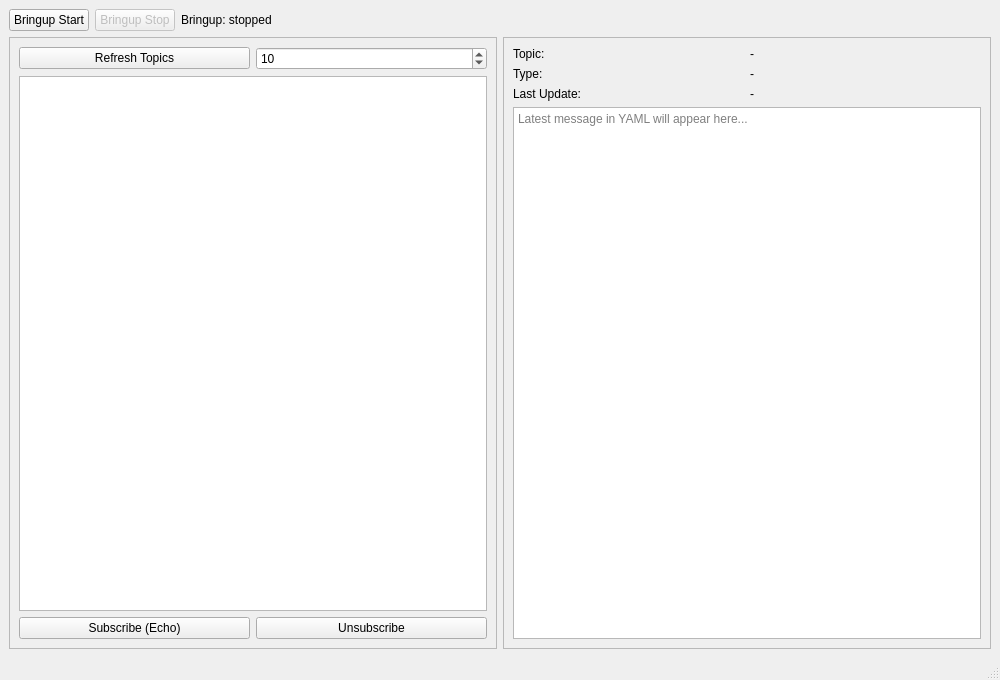
Qt form ui/mu_ui.ui (Huni0128/mu_test) before a commit.
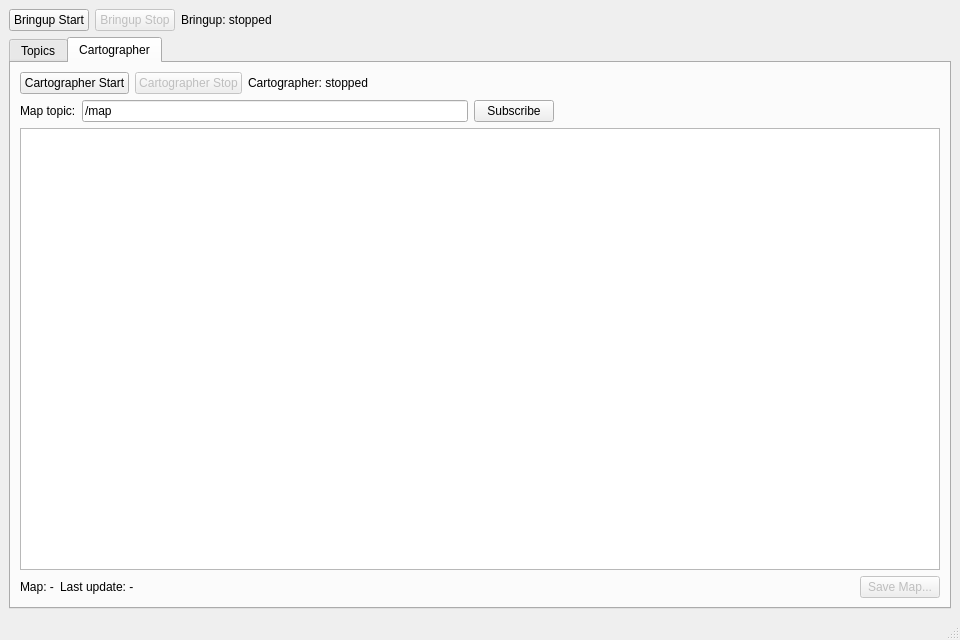
The same form after that commit. The open tabs and pages were chosen to show the change.

Commit message: feat: ros2 cartographer pkg pyqt 시각화

Patch:
```diff
--- a/ui/mu_ui.ui
+++ b/ui/mu_ui.ui
@@ -3,7 +3,12 @@
  <class>MuMainWindow</class>
  <widget class="QMainWindow" name="MuMainWindow">
   <property name="geometry">
-   <rect><x>0</x><y>0</y><width>1000</width><height>680</height></rect>
+   <rect>
+    <x>0</x>
+    <y>0</y>
+    <width>960</width>
+    <height>640</height>
+   </rect>
   </property>
   <property name="windowTitle">
    <string>mu_ui - Bringup &amp; Topic Viewer</string>
@@ -38,6 +43,16 @@
     </item>
 
     <item>
+     <widget class="QTabWidget" name="tabWidget">
+      <property name="currentIndex">
+       <number>0</number>
+      </property>
+
+      <!-- Topics Tab -->
+      <widget class="QWidget" name="tabTopics">
+       <attribute name="title">
+        <string>Topics</string>
+       </attribute>
      <layout class="QHBoxLayout" name="horizontalLayout_body">
       <!-- Left panel -->
       <item>
@@ -135,6 +150,150 @@
        </widget>
       </item>
      </layout>
+      </widget>
+
+      <!-- Cartographer Tab -->
+      <widget class="QWidget" name="tabCartographer">
+       <attribute name="title">
+        <string>Cartographer</string>
+       </attribute>
+       <layout class="QVBoxLayout" name="verticalLayout_cartographer">
+        <item>
+         <layout class="QHBoxLayout" name="horizontalLayout_cartoControls">
+          <item>
+           <widget class="QPushButton" name="btnCartoStart">
+            <property name="text">
+             <string>Cartographer Start</string>
+            </property>
+           </widget>
+          </item>
+          <item>
+           <widget class="QPushButton" name="btnCartoStop">
+            <property name="text">
+             <string>Cartographer Stop</string>
+            </property>
+            <property name="enabled">
+             <bool>false</bool>
+            </property>
+           </widget>
+          </item>
+          <item>
+           <widget class="QLabel" name="lblCartoStatus">
+            <property name="text">
+             <string>Cartographer: stopped</string>
+            </property>
+           </widget>
+          </item>
+          <item>
+           <spacer name="spacerCartoControls">
+            <property name="orientation">
+             <enum>Qt::Horizontal</enum>
+            </property>
+            <property name="sizeHint">
+             <size>
+              <width>40</width>
+              <height>20</height>
+             </size>
+            </property>
+           </spacer>
+          </item>
+         </layout>
+        </item>
+        <item>
+         <layout class="QHBoxLayout" name="horizontalLayout_mapTopic">
+          <item>
+           <widget class="QLabel" name="labelMapTopic">
+            <property name="text">
+             <string>Map topic:</string>
+            </property>
+           </widget>
+          </item>
+          <item>
+           <widget class="QLineEdit" name="lineMapTopic">
+            <property name="text">
+             <string>/map</string>
+            </property>
+            <property name="placeholderText">
+             <string>/map</string>
+            </property>
+           </widget>
+          </item>
+          <item>
+           <widget class="QPushButton" name="btnMapSubscribe">
+            <property name="text">
+             <string>Subscribe</string>
+            </property>
+           </widget>
+          </item>
+          <item>
+           <spacer name="spacerMapTopic">
+            <property name="orientation">
+             <enum>Qt::Horizontal</enum>
+            </property>
+            <property name="sizeHint">
+             <size>
+              <width>40</width>
+              <height>20</height>
+             </size>
+            </property>
+           </spacer>
+          </item>
+         </layout>
+        </item>
+        <item>
+         <widget class="QGraphicsView" name="graphicsViewMap">
+          <property name="minimumSize">
+           <size>
+            <width>400</width>
+            <height>400</height>
+           </size>
+          </property>
+         </widget>
+        </item>
+        <item>
+         <layout class="QHBoxLayout" name="horizontalLayout_mapInfo">
+          <item>
+           <widget class="QLabel" name="lblMapInfo">
+            <property name="text">
+             <string>Map: -</string>
+            </property>
+           </widget>
+          </item>
+          <item>
+           <widget class="QLabel" name="lblMapUpdate">
+            <property name="text">
+             <string>Last update: -</string>
+            </property>
+           </widget>
+          </item>
+          <item>
+           <spacer name="spacerMapInfo">
+            <property name="orientation">
+             <enum>Qt::Horizontal</enum>
+            </property>
+            <property name="sizeHint">
+             <size>
+              <width>40</width>
+              <height>20</height>
+             </size>
+            </property>
+           </spacer>
+          </item>
+          <item>
+           <widget class="QPushButton" name="btnSaveMap">
+            <property name="text">
+             <string>Save Map...</string>
+            </property>
+            <property name="enabled">
+             <bool>false</bool>
+            </property>
+           </widget>
+          </item>
+         </layout>
+        </item>
+       </layout>
+      </widget>
+     </widget>
     </item>
    </layout>
   </widget>
```
Left out of the diff: 119 changed lines with no effect on the pictures. Lines whose indentation alone changed are shown as unchanged. The commit also changes 5 other files.
